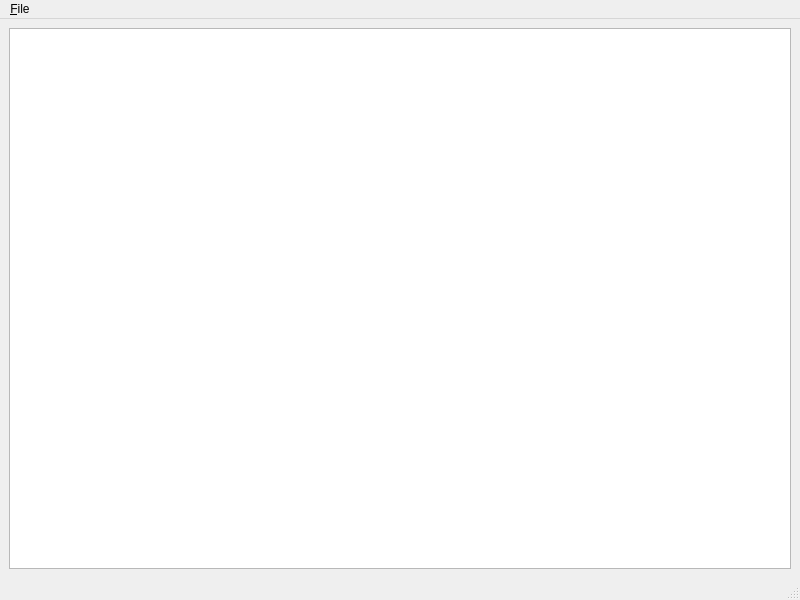
This is ui/mainwindow.ui in KDE/elf-dissector as Qt 5 draws it before an edit. The edited form follows.
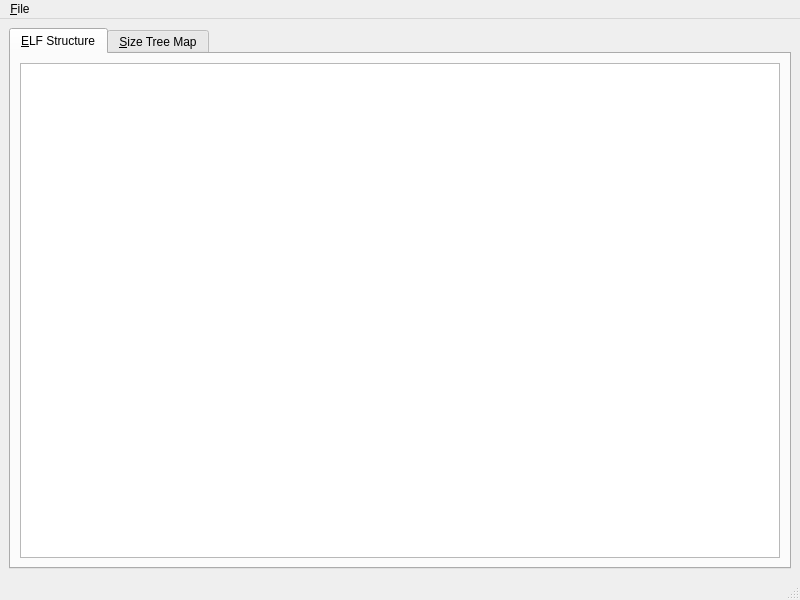
This is the edited form.

Commit message: Proof of concept integration of the TreeMap.

Patch:
```diff
--- a/ui/mainwindow.ui
+++ b/ui/mainwindow.ui
@@ -14,9 +14,29 @@
    <string>MainWindow</string>
   </property>
   <widget class="QWidget" name="centralwidget">
-   <layout class="QVBoxLayout" name="verticalLayout">
+   <layout class="QVBoxLayout" name="verticalLayout_2">
     <item>
-     <widget class="QTreeView" name="elfObjectView"/>
+     <widget class="QTabWidget" name="tabWidget">
+      <property name="currentIndex">
+       <number>0</number>
+      </property>
+      <widget class="QWidget" name="tab">
+       <attribute name="title">
+        <string>&amp;ELF Structure</string>
+       </attribute>
+       <layout class="QVBoxLayout" name="verticalLayout">
+        <item>
+         <widget class="QTreeView" name="elfStructureView"/>
+        </item>
+       </layout>
+      </widget>
+      <widget class="QWidget" name="tab_2">
+       <attribute name="title">
+        <string>&amp;Size Tree Map</string>
+       </attribute>
+       <layout class="QVBoxLayout" name="verticalLayout_3"/>
+      </widget>
+     </widget>
     </item>
    </layout>
   </widget>
```
The commit also changes 5 other files.
